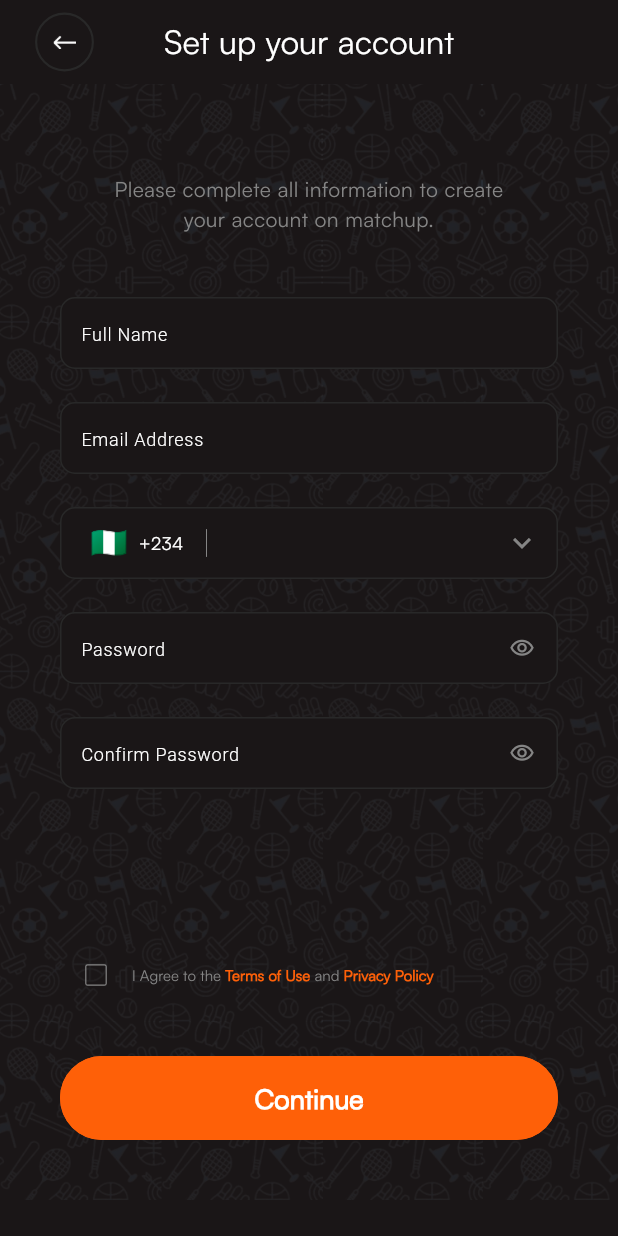
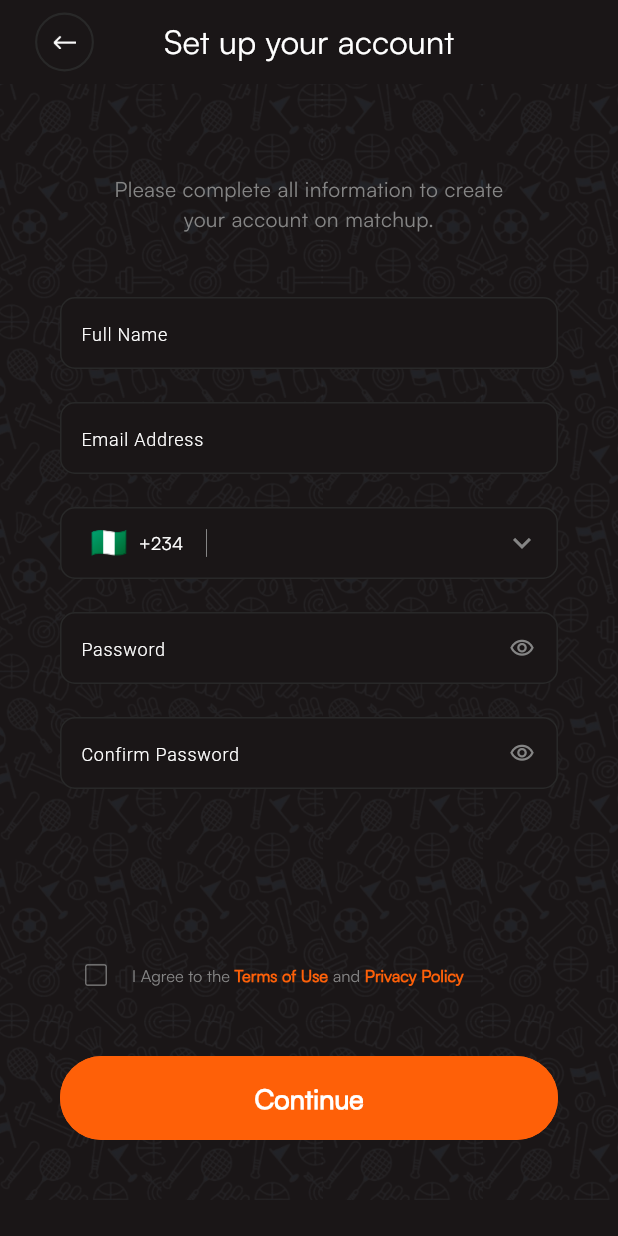
Before and after one commit to thenaijadev/matchup, a Flutter app: the CreateAccountScreen screen opened by its route, on a phone screen of 412 x 824 dp. Run offline on Flutter 3.47's test engine with Material 3 defaults, Android fonts, the phone set to English and light mode, and no system bars; our stand-ins replace bloc, country_picker, dio, equatable, flutter_bloc, otp_text_field; missing offline and left inert: data_connection_checker_tv, select_field; Roboto replaces fonts that are missing (Neue Plak).

Commit message:
Feat: Onboarding and auth finished

```diff
--- a/lib/features/auth/presentation/screens/create_account_screen.dart
+++ b/lib/features/auth/presentation/screens/create_account_screen.dart
@@ -215,7 +215,7 @@
                           TextSpan(
                             text: 'I Agree to the ',
                             style: TextStyle(
-                              fontSize: 10,
+                              fontSize: 11,
                               fontFamily: "satoshi",
                               color: Theme.of(context).colorScheme.secondary,
                             ),
@@ -223,7 +223,7 @@
                           TextSpan(
                             text: 'Terms of Use',
                             style: TextStyle(
-                                fontSize: 10,
+                                fontSize: 11,
                                 fontFamily: "satoshi",
                                 color: Theme.of(context).colorScheme.primary,
                                 fontWeight: FontWeight.bold),
@@ -231,7 +231,7 @@
                           TextSpan(
                             text: ' and ',
                             style: TextStyle(
-                              fontSize: 10,
+                              fontSize: 11,
                               fontFamily: "satoshi",
                               color: Theme.of(context).colorScheme.secondary,
                             ),
@@ -239,7 +239,7 @@
                           TextSpan(
                             text: 'Privacy Policy',
                             style: TextStyle(
-                                fontSize: 10,
+                                fontSize: 11,
                                 fontFamily: "satoshi",
                                 color: Theme.of(context).colorScheme.primary,
                                 fontWeight: FontWeight.bold),
```
